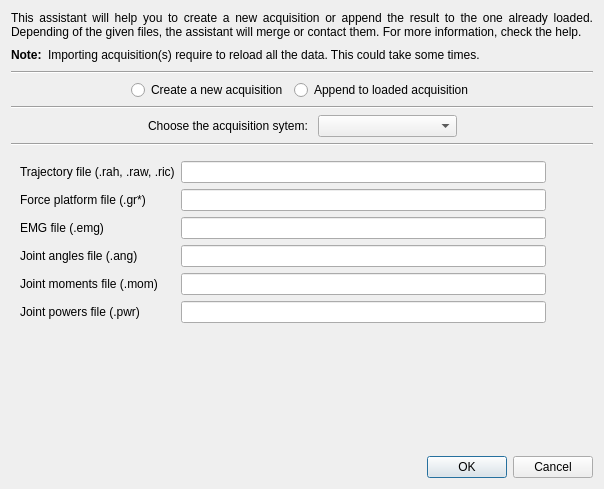
Before: the Qt Designer form Tools/Mokka/ImportAssistantDialog.ui in Biomechanical-ToolKit/BTKCore, drawn with Qt 5.
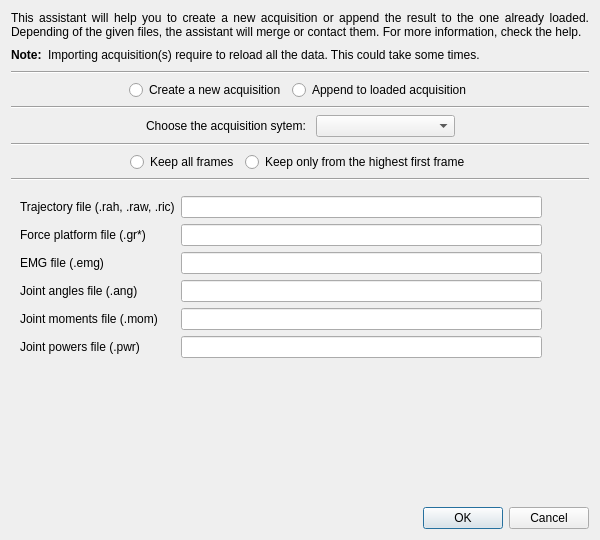
After: the same form once the commit is applied. Icons and pictures are not drawn.

Commit message: [UPD] Mokka: The rule to select the first frame when merging acquisitions is now available in the import assistant. [FIX] Mokka: In the import assistant, click on the button to select the PWR file opens two times a file dialog box.

Diff of the .ui file:
```diff
--- a/Tools/Mokka/ImportAssistantDialog.ui
+++ b/Tools/Mokka/ImportAssistantDialog.ui
@@ -6,8 +6,8 @@
    <rect>
     <x>0</x>
     <y>0</y>
-    <width>604</width>
-    <height>489</height>
+    <width>600</width>
+    <height>540</height>
    </rect>
   </property>
   <property name="windowTitle">
@@ -183,6 +183,63 @@
      </property>
     </widget>
    </item>
+   <item>
+    <layout class="QHBoxLayout" name="horizontalLayout_4">
+     <item>
+      <spacer name="horizontalSpacer_6">
+       <property name="orientation">
+        <enum>Qt::Horizontal</enum>
+       </property>
+       <property name="sizeHint" stdset="0">
+        <size>
+         <width>40</width>
+         <height>20</height>
+        </size>
+       </property>
+      </spacer>
+     </item>
+     <item>
+      <widget class="QRadioButton" name="keepAllFrameRadioButton">
+       <property name="text">
+        <string>Keep all frames</string>
+       </property>
+       <property name="autoExclusive">
+        <bool>false</bool>
+       </property>
+      </widget>
+     </item>
+     <item>
+      <widget class="QRadioButton" name="keepHighestFirstFrameRadioButton">
+       <property name="text">
+        <string>Keep only from the highest first frame</string>
+       </property>
+       <property name="autoExclusive">
+        <bool>false</bool>
+       </property>
+      </widget>
+     </item>
+     <item>
+      <spacer name="horizontalSpacer_7">
+       <property name="orientation">
+        <enum>Qt::Horizontal</enum>
+       </property>
+       <property name="sizeHint" stdset="0">
+        <size>
+         <width>40</width>
+         <height>20</height>
+        </size>
+       </property>
+      </spacer>
+     </item>
+    </layout>
+   </item>
+   <item>
+    <widget class="Line" name="line_4">
+     <property name="orientation">
+      <enum>Qt::Horizontal</enum>
+     </property>
+    </widget>
+   </item>
    <item>
     <widget class="QStackedWidget" name="stackedWidget">
      <property name="styleSheet">
```
Left out of the diff: 6 changed lines with no effect on the pictures. The commit also changes 5 other files.
